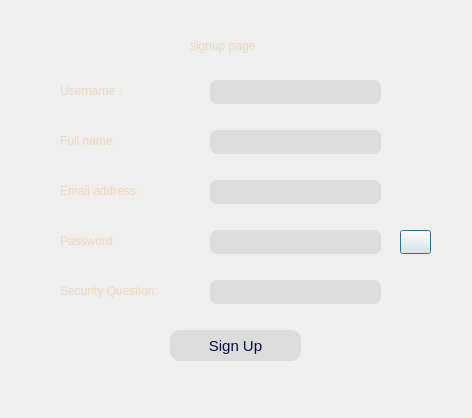
Above: client_apProject/signupdialog.ui from sabasheikhi/ap_project before the change. Below: the same form after it.
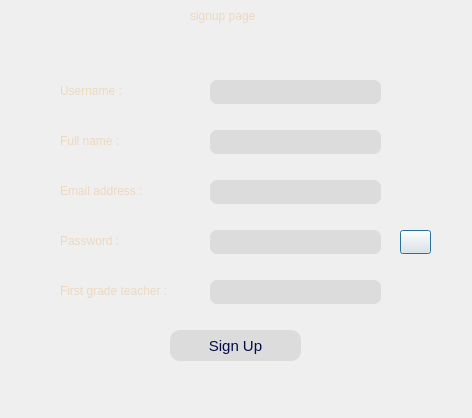
That is the form after the change. Icons and pictures are not drawn.

What changed in the file:
```diff
--- a/client_apProject/signupdialog.ui
+++ b/client_apProject/signupdialog.ui
@@ -89,7 +89,7 @@
     <string notr="true">color: #ECD8BE;</string>
    </property>
    <property name="text">
-    <string>Security Question: </string>
+    <string>First grade teacher :</string>
    </property>
   </widget>
   <widget class="QLineEdit" name="securityQuestionLineEdit">
@@ -209,7 +209,7 @@
    <property name="geometry">
     <rect>
      <x>190</x>
-     <y>30</y>
+     <y>0</y>
      <width>101</width>
      <height>31</height>
     </rect>
```
Left out of the diff: 1 changed line with no effect on the pictures.
